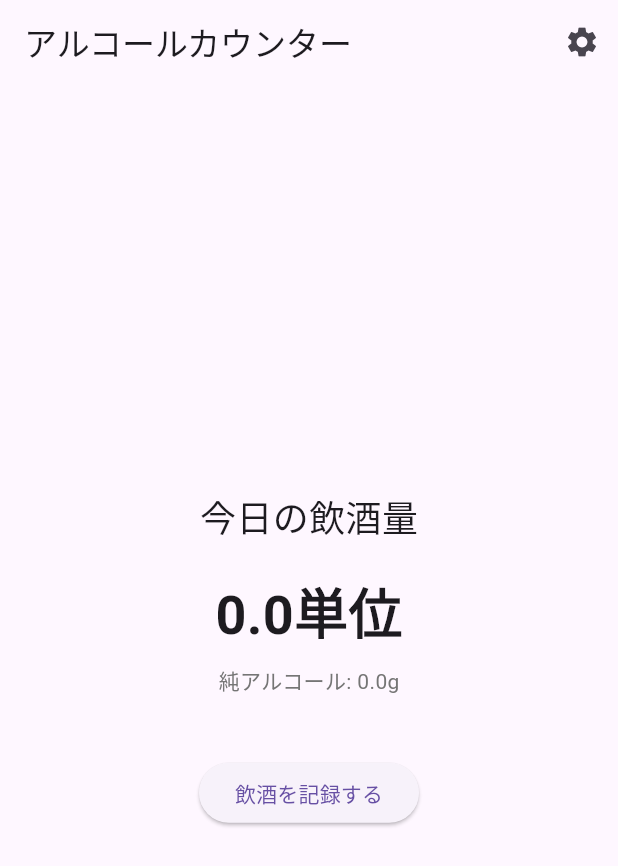
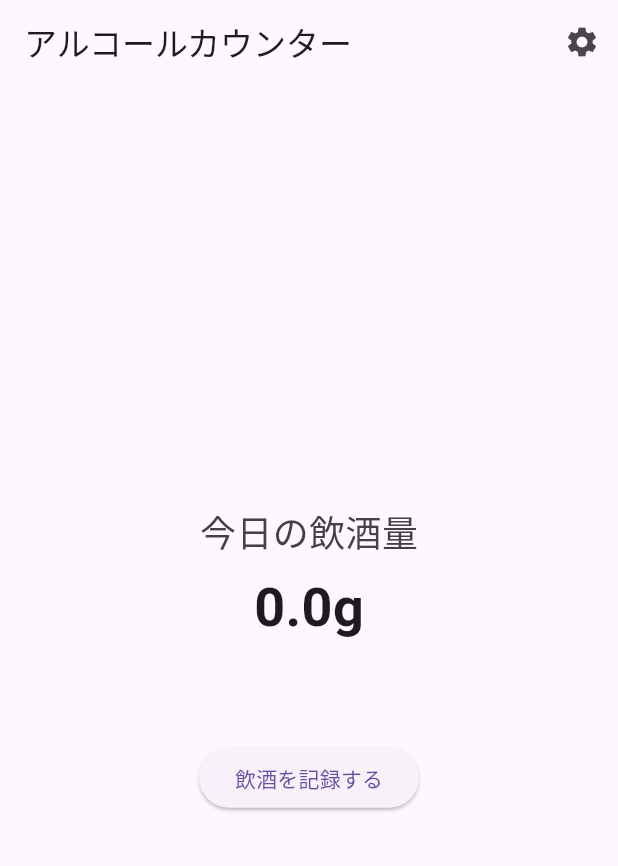
Before and after one commit to cbryotaro/alcohol_counter, a Flutter app: the screen it shows after launch, on a phone screen of 412 x 824 dp. Shown: the top 866 px of the screen. Run offline on Flutter 3.47's test engine with Material 3 defaults, Android fonts, the phone set to English and light mode, and no system bars.

Commit message:
メイン画面の表示調整

```diff
--- a/lib/screens/main_screen.dart
+++ b/lib/screens/main_screen.dart
@@ -18,10 +18,39 @@ class _MainScreenState extends State<MainScreen> {
     });
   }
 
-  String _formatAlcoholAmount(double grams) {
-    // 日本の1単位は純アルコール10gとして計算
-    final units = (grams / 10).toStringAsFixed(1);
-    return '$units単位';
+  int _calculateBeerEquivalent(double alcoholGrams) {
+    // 中ジョッキ（500ml, 5%）のビールを基準に換算
+    // 中ジョッキ1杯のアルコール量 = 500 * 0.05 * 0.8 = 20g
+    const beerAlcoholGrams = 20.0;
+    return (alcoholGrams / beerAlcoholGrams).round();
+  }
+
+  Widget _buildBeerIcons(int count) {
+    return Row(
+      mainAxisAlignment: MainAxisAlignment.center,
+      children: [
+        ...List.generate(
+          count > 10 ? 10 : count,
+          (index) => Padding(
+            padding: const EdgeInsets.symmetric(horizontal: 4),
+            child: Icon(
+              Icons.sports_bar,
+              color: Colors.amber[600],
+              size: 32,
+            ),
+          ),
+        ),
+        if (count > 10)
+          Text(
+            '+${count - 10}',
+            style: TextStyle(
+              fontSize: 24,
+              fontWeight: FontWeight.bold,
+              color: Colors.amber[600],
+            ),
+          ),
+      ],
+    );
   }
 
   // リセット確認ダイアログを表示
@@ -78,23 +107,34 @@ class _MainScreenState extends State<MainScreen> {
         child: Column(
           mainAxisAlignment: MainAxisAlignment.center,
           children: [
-            const Text(
+            Text(
               '今日の飲酒量',
-              style: TextStyle(fontSize: 24),
-            ),
-            const SizedBox(height: 20),
-            Text(
-              _formatAlcoholAmount(_totalAlcoholGrams),
-              style: const TextStyle(fontSize: 36, fontWeight: FontWeight.bold),
+              style: TextStyle(
+                fontSize: 24,
+                color: Colors.grey[800],
+              ),
             ),
             const SizedBox(height: 8),
             Text(
-              '純アルコール: ${_totalAlcoholGrams.toStringAsFixed(1)}g',
-              style: TextStyle(
-                fontSize: 14,
-                color: Colors.grey[600],
+              '${_totalAlcoholGrams.toStringAsFixed(1)}g',
+              style: const TextStyle(
+                fontSize: 36,
+                fontWeight: FontWeight.bold,
               ),
             ),
+            const SizedBox(height: 24),
+            if (_totalAlcoholGrams > 0) ...[
+              const SizedBox(height: 8),
+              _buildBeerIcons(_calculateBeerEquivalent(_totalAlcoholGrams)),
+              Text(
+                '中ジョッキ${_calculateBeerEquivalent(_totalAlcoholGrams)}杯分',
+                style: TextStyle(
+                  fontSize: 18,
+                  fontWeight: FontWeight.bold,
+                  color: Colors.amber[800],
+                ),
+              ),
+            ],
             const SizedBox(height: 40),
             ElevatedButton(
               onPressed: () {
```
